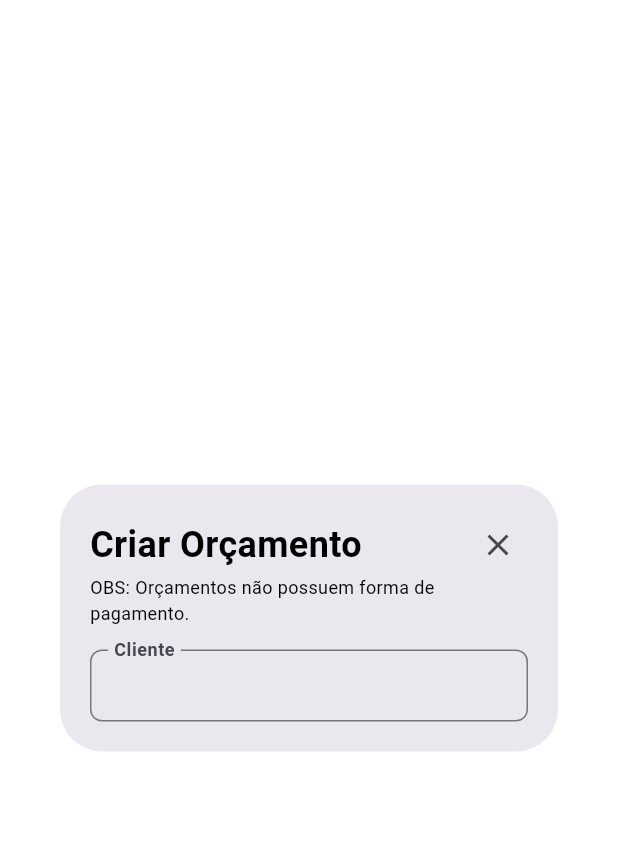
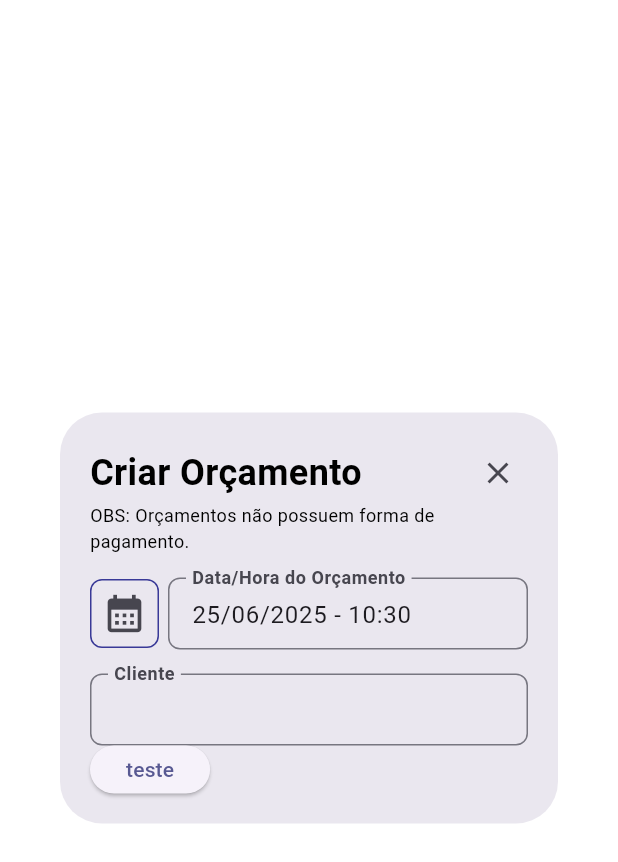
Before and after one commit to joaopedrofraga/manager-app, a Flutter app: the CriarOrcamentoPage screen opened directly, on a phone screen of 412 x 824 dp. Shown: the top 862 px of the screen. Run offline on Flutter 3.47's test engine with Material 3 defaults, Android fonts, the phone set to English and light mode, and no system bars; our stand-ins replace animated_toggle_switch, extended_masked_text, flutter_svg, google_fonts, lucide_icons_flutter, quickalert; missing offline and left inert: cpf_cnpj_validator, postgres; Roboto replaces fonts that are missing (Kanit).

Commit message:
Adição do ícone e widget de seleção de datas.

```diff
--- a/lib/core/config/app.dart
+++ b/lib/core/config/app.dart
@@ -1,4 +1,5 @@
 import 'package:flutter/material.dart';
+import 'package:flutter_localizations/flutter_localizations.dart';
 import 'package:manager_app/core/config/app_material.dart';
 import 'package:manager_app/core/config/app_routes.dart';
 
@@ -13,6 +14,8 @@ class App extends StatelessWidget {
       locale: AppMaterial.defaultLocale,
       routes: AppRoutes.getRoutes,
       initialRoute: AppRoutes.initialRoute,
+      localizationsDelegates: [GlobalMaterialLocalizations.delegate],
+      supportedLocales: [AppMaterial.defaultLocale],
     );
   }
 }
--- a/lib/core/config/app_material.dart
+++ b/lib/core/config/app_material.dart
@@ -1,6 +1,7 @@
 import 'package:flutter/material.dart';
 import 'package:google_fonts/google_fonts.dart';
 import 'package:manager_app/core/config/app_colors.dart';
+import 'package:flutter_localizations/flutter_localizations.dart';
 
 class AppMaterial {
   static final AppMaterial _singleton = AppMaterial._internal();
--- a/lib/presentation/menus/vendas/orcamentos/criar_orcamento_page.dart
+++ b/lib/presentation/menus/vendas/orcamentos/criar_orcamento_page.dart
@@ -1,5 +1,6 @@
 import 'package:flutter/material.dart';
 import 'package:manager_app/core/extensions/media_query_extension.dart';
+import 'package:manager_app/widgets/datetime_textformfield_widget.dart';
 import 'package:manager_app/widgets/sizedbox_widget.dart';
 import 'package:manager_app/widgets/text_widget.dart';
 import 'package:manager_app/widgets/textformfield_widget.dart';
@@ -21,6 +22,14 @@ class CriarOrcamentoPage extends StatefulWidget {
 }
 
 class _CriarOrcamentoPageState extends State<CriarOrcamentoPage> {
+  DateTime dataHoraOrcamento = DateTime.now();
+
+  void updateDataHora(DateTime novaDataHora) {
+    setState(() {
+      dataHoraOrcamento = novaDataHora;
+    });
+  }
+
   @override
   Widget build(BuildContext context) {
     return Scaffold(
@@ -49,9 +58,18 @@ class _CriarOrcamentoPageState extends State<CriarOrcamentoPage> {
                     'OBS: Orçamentos não possuem forma de pagamento.',
                   ),
                   const SizedBoxWidget.md(),
+                  DateTimeTextFormFieldWidget(
+                    dataHora: dataHoraOrcamento,
+                    updateDataHora: updateDataHora,
+                  ),
+                  const SizedBoxWidget.md(),
                   TextFormFieldWidget(
                     controller: TextEditingController(),
                     inputLabel: 'Cliente',
+                  ),
+                  ElevatedButton(
+                    onPressed: () => print(dataHoraOrcamento),
+                    child: Text('teste'),
                   ),
                 ],
               ),
--- /dev/null
+++ b/lib/widgets/datetime_textformfield_widget.dart
@@ -0,0 +1,105 @@
+// ignore_for_file: use_build_context_synchronously
+
+import 'package:extended_masked_text/extended_masked_text.dart';
+import 'package:flutter/material.dart';
+import 'package:manager_app/core/config/app_colors.dart';
+import 'package:manager_app/widgets/sizedbox_widget.dart';
+import 'package:manager_app/widgets/textformfield_widget.dart';
+
+// ignore: must_be_immutable
+class DateTimeTextFormFieldWidget extends StatefulWidget {
+  DateTime dataHora;
+  Function(DateTime) updateDataHora;
+  DateTimeTextFormFieldWidget({
+    super.key,
+    required this.dataHora,
+    required this.updateDataHora,
+  });
+
+  @override
+  State<DateTimeTextFormFieldWidget> createState() =>
+      _DateTimeTextFormFieldWidgetState();
+}
+
+class _DateTimeTextFormFieldWidgetState
+    extends State<DateTimeTextFormFieldWidget> {
+  late String init;
+  MaskedTextController controller = MaskedTextController(
+    mask: '00/00/0000 - 00:00',
+  );
+
+  void updateController(DateTime novaData) {
+    setState(() {
+      controller.text =
+          '${novaData.day.toString().padLeft(2, '0')}/${novaData.month.toString().padLeft(2, '0')}/${novaData.year} - ${novaData.hour.toString().padLeft(2, '0')}:${novaData.minute.toString().padLeft(2, '0')}';
+    });
+  }
+
+  Future<void> _selectDateTime(BuildContext context) async {
+    final DateTime? pickedDate = await showDatePicker(
+      context: context,
+      initialDate: DateTime.now(),
+      firstDate: DateTime(2000),
+      lastDate: DateTime(2101),
+      helpText: 'Selecione a Data',
+    );
+
+    if (pickedDate == null) return;
+
+    final TimeOfDay? pickedTime = await showTimePicker(
+      context: context,
+      initialTime: TimeOfDay.fromDateTime(DateTime.now()),
+      helpText: 'Selecione o Horário',
+    );
+
+    if (pickedTime == null) return;
+
+    final newDateTime = DateTime(
+      pickedDate.year,
+      pickedDate.month,
+      pickedDate.day,
+      pickedTime.hour,
+      pickedTime.minute,
+    );
+
+    setState(() {
+      updateController(newDateTime);
+      widget.updateDataHora(newDateTime);
+    });
+  }
+
+  @override
+  void initState() {
+    updateController(widget.dataHora);
+    super.initState();
+  }
+
+  @override
+  Widget build(BuildContext context) {
+    return Row(
+      mainAxisSize: MainAxisSize.min,
+      children: [
+        IconButton(
+          onPressed: () => _selectDateTime(context),
+          tooltip: 'Abrir Calendário',
+          icon: Icon(Icons.calendar_month, size: 30),
+          style: IconButton.styleFrom(
+            side: BorderSide(color: AppColors.primary, width: 1),
+            shape: RoundedRectangleBorder(
+              borderRadius: BorderRadiusGeometry.circular(8),
+            ),
+          ),
+        ),
+        const SizedBoxWidget.xxs(),
+        Expanded(
+          child: TextFormFieldWidget(
+            readOnly: true,
+            controller: controller,
+            inputLabel: 'Data/Hora do Orçamento',
+            onChanged: (String novoTexto) {},
+          ),
+        ),
+      ],
+    );
+  }
+}
--- a/lib/widgets/textformfield_widget.dart
+++ b/lib/widgets/textformfield_widget.dart
@@ -6,7 +6,7 @@ class TextFormFieldWidget extends StatelessWidget {
   final String? hintText;
   final IconData? icon;
   final bool isPassword;
-  final bool isEnabled;
+  final bool readOnly;
   final TextEditingController controller;
   final TextInputType keyboardType;
   final String? Function(String?)? validator;
@@ -23,7 +23,7 @@ class TextFormFieldWidget extends StatelessWidget {
     this.hintText,
     this.icon,
     this.isPassword = false,
-    this.isEnabled = true,
+    this.readOnly = false,
     this.keyboardType = TextInputType.text,
     this.validator,
     this.maxLength,
@@ -38,7 +38,7 @@ class TextFormFieldWidget extends StatelessWidget {
     return TextFormField(
       onChanged: onChanged,
       controller: controller,
-      enabled: isEnabled,
+      readOnly: readOnly,
       obscureText: isPassword,
       keyboardType: keyboardType,
       maxLength: maxLength,
--- a/pubspec.yaml
+++ b/pubspec.yaml
@@ -42,6 +42,9 @@ dependencies:
   cpf_cnpj_validator: ^2.0.0
   quickalert: ^1.1.0
   animated_toggle_switch: ^0.8.5
+  flutter_launcher_icons: ^0.14.4
+  flutter_localizations:
+    sdk: flutter
 
 dev_dependencies:
   flutter_test:
```
Also changed, not shown: flutter_launcher_icons.yaml (added, +34 -0 lines), assets/images/icon.png (added), pubspec.lock, 57 other files.
